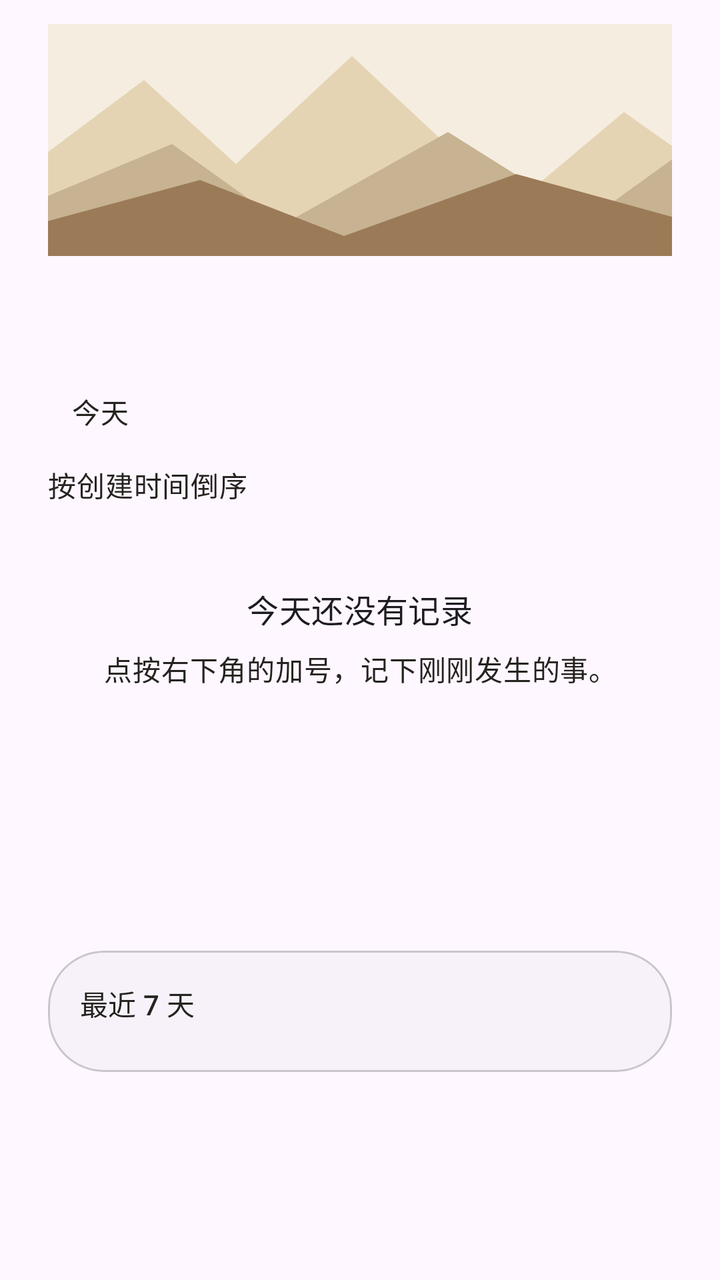
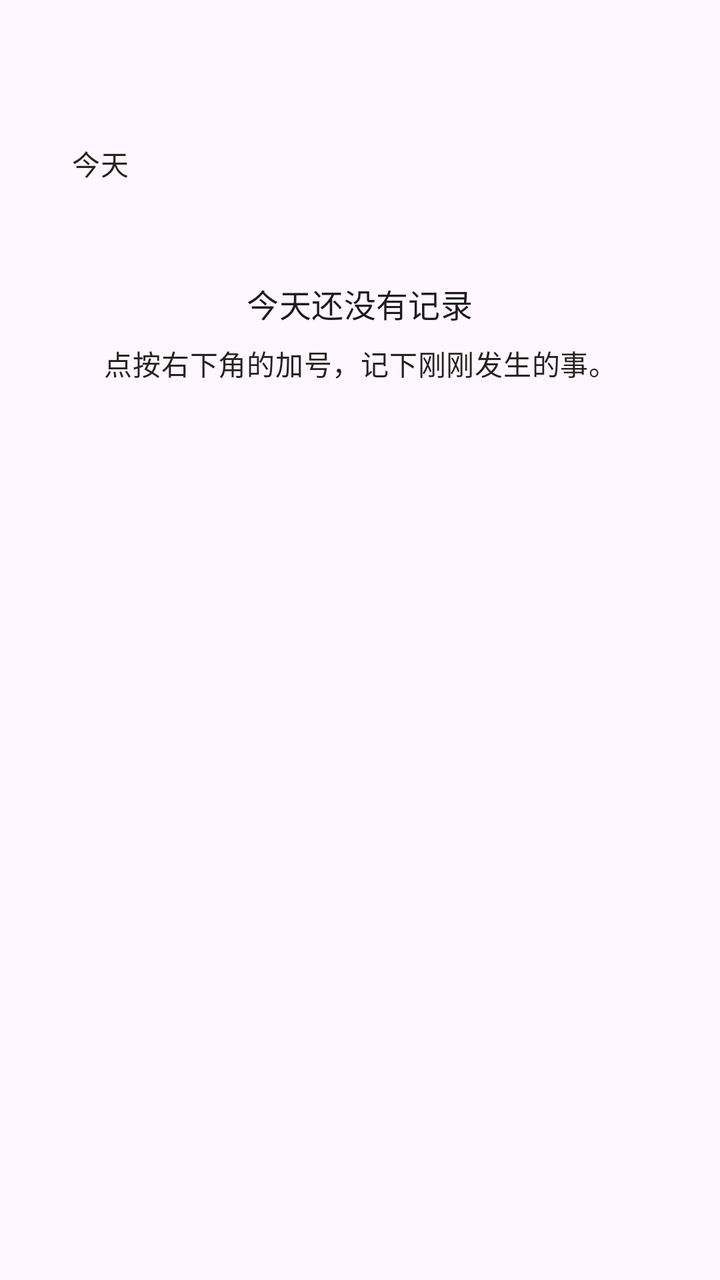

Two renders of the same Android screen: before a commit and after it. Below are the layout's source before the change and the commit's diff.
<!-- AndroidManifest.xml: application theme Theme.YourDiary -->
<!-- res/layout/fragment_today.xml -->
<?xml version="1.0" encoding="utf-8"?>
<androidx.core.widget.NestedScrollView xmlns:android="http://schemas.android.com/apk/res/android"
    xmlns:app="http://schemas.android.com/apk/res-auto"
    xmlns:tools="http://schemas.android.com/tools"
    android:layout_width="match_parent"
    android:layout_height="match_parent"
    android:fillViewport="true"
    android:clipToPadding="false"
    android:paddingStart="@dimen/page_horizontal_margin"
    android:paddingTop="12dp"
    android:paddingEnd="@dimen/page_horizontal_margin"
    android:paddingBottom="104dp"
    tools:context=".TodayFragment">

    <LinearLayout
        android:layout_width="match_parent"
        android:layout_height="match_parent"
        android:orientation="vertical">

        <ImageView
            android:layout_width="match_parent"
            android:layout_height="116dp"
            android:contentDescription="@null"
            android:scaleType="centerCrop"
            android:src="@drawable/today_paper_landscape" />

        <LinearLayout
            android:layout_width="match_parent"
            android:layout_height="wrap_content"
            android:layout_marginTop="20dp"
            android:gravity="bottom"
            android:orientation="horizontal">

            <TextView
                android:id="@+id/todayDateText"
                style="@style/TextAppearance.Material3.DisplayLarge"
                android:layout_width="wrap_content"
                android:layout_height="wrap_content" />

            <LinearLayout
                android:layout_width="wrap_content"
                android:layout_height="wrap_content"
                android:layout_marginStart="12dp"
                android:layout_marginBottom="8dp"
                android:orientation="vertical">

                <TextView
                    android:id="@+id/todayMonthText"
                    style="@style/TextAppearance.Material3.TitleLarge"
                    android:layout_width="wrap_content"
                    android:layout_height="wrap_content" />

                <TextView
                    style="@style/TextAppearance.Material3.BodyMedium"
                    android:layout_width="wrap_content"
                    android:layout_height="wrap_content"
                    android:text="@string/today_title"
                    android:textColor="?attr/colorOnSurfaceVariant" />
            </LinearLayout>
        </LinearLayout>

        <TextView
            style="@style/TextAppearance.Material3.BodyMedium"
            android:layout_width="match_parent"
            android:layout_height="wrap_content"
            android:layout_marginTop="8dp"
            android:text="@string/today_subtitle"
            android:textColor="?attr/colorOnSurfaceVariant" />

        <LinearLayout
            android:id="@+id/todayEmptyState"
            android:layout_width="match_parent"
            android:layout_height="wrap_content"
            android:layout_marginTop="40dp"
            android:gravity="center_horizontal"
            android:orientation="vertical">

            <TextView
                style="@style/TextAppearance.Material3.TitleMedium"
                android:layout_width="wrap_content"
                android:layout_height="wrap_content"
                android:text="@string/today_empty_title" />

            <TextView
                style="@style/TextAppearance.Material3.BodyMedium"
                android:layout_width="wrap_content"
                android:layout_height="wrap_content"
                android:layout_marginTop="8dp"
                android:gravity="center"
                android:text="@string/today_empty_description"
            android:textColor="?attr/colorOnSurfaceVariant" />
        </LinearLayout>

        <LinearLayout
            android:id="@+id/todayEntriesContainer"
            android:layout_width="match_parent"
            android:layout_height="wrap_content"
            android:layout_marginTop="24dp"
            android:orientation="vertical" />

        <Space
            android:layout_width="match_parent"
            android:layout_height="0dp"
            android:layout_weight="1" />

        <com.google.android.material.card.MaterialCardView
            android:layout_width="match_parent"
            android:layout_height="wrap_content"
            android:layout_marginTop="24dp"
            app:cardBackgroundColor="?attr/colorSurfaceContainerLow"
            app:cardCornerRadius="28dp"
            app:cardElevation="0dp">

            <LinearLayout
                android:layout_width="match_parent"
                android:layout_height="wrap_content"
                android:orientation="vertical"
                android:padding="16dp">

                <TextView
                    style="@style/TextAppearance.Material3.LabelLarge"
                    android:layout_width="match_parent"
                    android:layout_height="wrap_content"
                    android:text="@string/today_calendar_recent_days"
                    android:textColor="?attr/colorOnSurfaceVariant" />

                <LinearLayout
                    android:id="@+id/todayCalendarContainer"
                    android:layout_width="match_parent"
                    android:layout_height="wrap_content"
                    android:layout_marginTop="8dp"
                    android:orientation="horizontal" />
            </LinearLayout>
        </com.google.android.material.card.MaterialCardView>
    </LinearLayout>
</androidx.core.widget.NestedScrollView>
<!-- resources referenced by this layout -->
<resources>
  <dimen name="page_horizontal_margin">24dp</dimen>
  <!-- drawable today_paper_landscape (drawable) -->
  <vector xmlns:android="http://schemas.android.com/apk/res/android"
      android:width="360dp"
      android:height="116dp"
      android:viewportWidth="360"
      android:viewportHeight="116">
      <path android:fillColor="#FFF5EDE0" android:pathData="M0,0H360V116H0Z" />
      <path android:fillColor="#FFE5D4B4" android:pathData="M0,82L72,28L118,70L176,16L256,91L312,44L360,78V116H0Z" />
      <path android:fillColor="#FFC7B292" android:pathData="M0,96L86,60L142,100L224,54L294,98L337,67L360,86V116H0Z" />
      <path android:fillColor="#FF9B7B57" android:pathData="M0,105L100,78L172,106L258,75L360,103V116H0Z" />
  </vector>
  <string name="today_calendar_recent_days">最近 7 天</string>
  <string name="today_empty_description">点按右下角的加号，记下刚刚发生的事。</string>
  <string name="today_empty_title">今天还没有记录</string>
  <string name="today_subtitle">按创建时间倒序</string>
  <string name="today_title">今天</string>
  <style name="Theme.YourDiary" parent="Base.Theme.YourDiary" />
  <style name="Base.Theme.YourDiary" parent="Theme.Material3.DayNight.NoActionBar">
          <item name="colorPrimary">@color/diary_ochre</item>
          <item name="colorOnPrimary">@color/diary_paper</item>
          <item name="colorPrimaryContainer">@color/diary_ochre_container</item>
          <item name="colorOnPrimaryContainer">@color/diary_on_ochre_container</item>
          <item name="colorSurface">@color/diary_paper</item>
          <item name="colorOnSurface">@color/diary_ink</item>
          <item name="colorSurfaceVariant">@color/diary_surface_variant</item>
          <item name="colorOnSurfaceVariant">@color/diary_ink</item>
          <item name="colorOutline">@color/diary_outline</item>
          <item name="android:fontFamily">sans</item>
      </style>
  <color name="diary_ochre">#FF725C29</color>
  <color name="diary_paper">#FFFFF9F0</color>
  <color name="diary_ochre_container">#FFF6E0A5</color>
  <color name="diary_on_ochre_container">#FF261A00</color>
  <color name="diary_ink">#FF25231F</color>
  <color name="diary_surface_variant">#FFECE6DC</color>
  <color name="diary_outline">#FF7A766E</color>
</resources>

<!-- the commit's change to res/layout/fragment_today.xml (unified diff, before → after) -->
@@ -1,6 +1,5 @@
 <?xml version="1.0" encoding="utf-8"?>
 <androidx.core.widget.NestedScrollView xmlns:android="http://schemas.android.com/apk/res/android"
-    xmlns:app="http://schemas.android.com/apk/res-auto"
     xmlns:tools="http://schemas.android.com/tools"
     android:layout_width="match_parent"
     android:layout_height="match_parent"
@@ -17,17 +16,10 @@
         android:layout_height="match_parent"
         android:orientation="vertical">
 
-        <ImageView
-            android:layout_width="match_parent"
-            android:layout_height="116dp"
-            android:contentDescription="@null"
-            android:scaleType="centerCrop"
-            android:src="@drawable/today_paper_landscape" />
-
         <LinearLayout
             android:layout_width="match_parent"
             android:layout_height="wrap_content"
-            android:layout_marginTop="20dp"
+            android:layout_marginTop="12dp"
             android:gravity="bottom"
             android:orientation="horizontal">
 
@@ -58,14 +50,6 @@
                     android:textColor="?attr/colorOnSurfaceVariant" />
             </LinearLayout>
         </LinearLayout>
-
-        <TextView
-            style="@style/TextAppearance.Material3.BodyMedium"
-            android:layout_width="match_parent"
-            android:layout_height="wrap_content"
-            android:layout_marginTop="8dp"
-            android:text="@string/today_subtitle"
-            android:textColor="?attr/colorOnSurfaceVariant" />
 
         <LinearLayout
             android:id="@+id/todayEmptyState"
@@ -98,39 +82,5 @@
             android:layout_marginTop="24dp"
             android:orientation="vertical" />
 
-        <Space
-            android:layout_width="match_parent"
-            android:layout_height="0dp"
-            android:layout_weight="1" />
-
-        <com.google.android.material.card.MaterialCardView
-            android:layout_width="match_parent"
-            android:layout_height="wrap_content"
-            android:layout_marginTop="24dp"
-            app:cardBackgroundColor="?attr/colorSurfaceContainerLow"
-            app:cardCornerRadius="28dp"
-            app:cardElevation="0dp">
-
-            <LinearLayout
-                android:layout_width="match_parent"
-                android:layout_height="wrap_content"
-                android:orientation="vertical"
-                android:padding="16dp">
-
-                <TextView
-                    style="@style/TextAppearance.Material3.LabelLarge"
-                    android:layout_width="match_parent"
-                    android:layout_height="wrap_content"
-                    android:text="@string/today_calendar_recent_days"
-                    android:textColor="?attr/colorOnSurfaceVariant" />
-
-                <LinearLayout
-                    android:id="@+id/todayCalendarContainer"
-                    android:layout_width="match_parent"
-                    android:layout_height="wrap_content"
-                    android:layout_marginTop="8dp"
-                    android:orientation="horizontal" />
-            </LinearLayout>
-        </com.google.android.material.card.MaterialCardView>
     </LinearLayout>
 </androidx.core.widget.NestedScrollView>
<!-- resource entries referenced after the edit -->
@@ -1,21 +1,8 @@
 <!-- resources referenced by this layout -->
 <resources>
   <dimen name="page_horizontal_margin">24dp</dimen>
-  <!-- drawable today_paper_landscape (drawable) -->
-  <vector xmlns:android="http://schemas.android.com/apk/res/android"
-      android:width="360dp"
-      android:height="116dp"
-      android:viewportWidth="360"
-      android:viewportHeight="116">
-      <path android:fillColor="#FFF5EDE0" android:pathData="M0,0H360V116H0Z" />
-      <path android:fillColor="#FFE5D4B4" android:pathData="M0,82L72,28L118,70L176,16L256,91L312,44L360,78V116H0Z" />
-      <path android:fillColor="#FFC7B292" android:pathData="M0,96L86,60L142,100L224,54L294,98L337,67L360,86V116H0Z" />
-      <path android:fillColor="#FF9B7B57" android:pathData="M0,105L100,78L172,106L258,75L360,103V116H0Z" />
-  </vector>
-  <string name="today_calendar_recent_days">最近 7 天</string>
   <string name="today_empty_description">点按右下角的加号，记下刚刚发生的事。</string>
   <string name="today_empty_title">今天还没有记录</string>
-  <string name="today_subtitle">按创建时间倒序</string>
   <string name="today_title">今天</string>
   <style name="Theme.YourDiary" parent="Base.Theme.YourDiary" />
   <style name="Base.Theme.YourDiary" parent="Theme.Material3.DayNight.NoActionBar">
